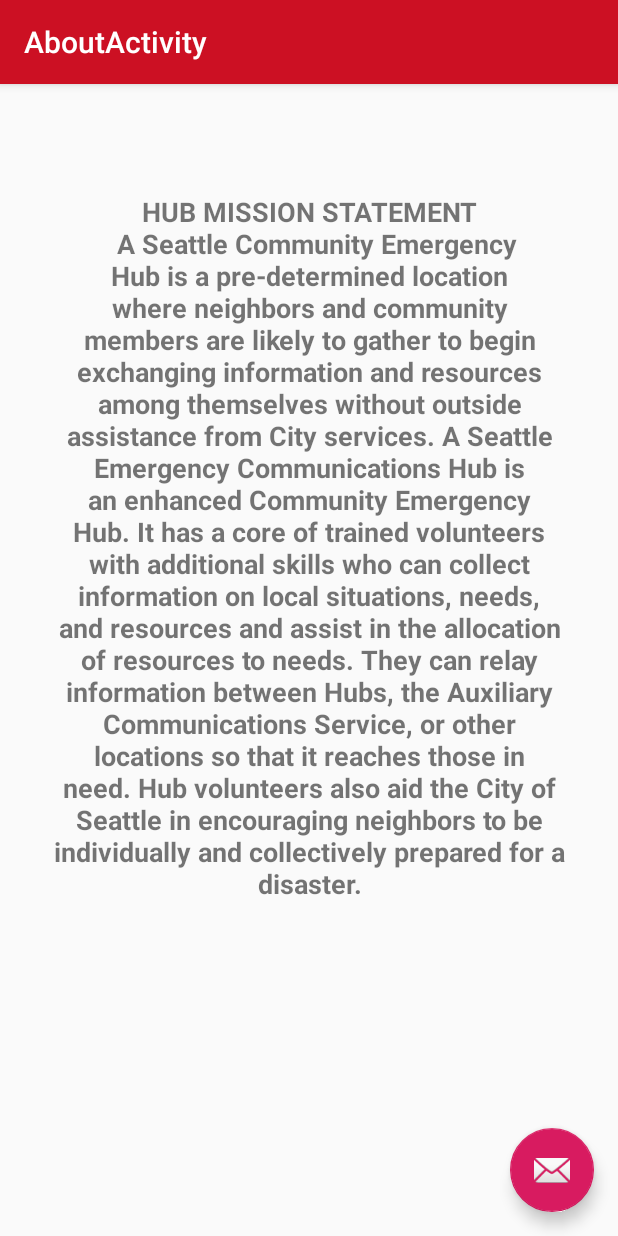
After one commit to jerwest/AD430-Seattle-Emergency-Hubs, an Android app: the AboutActivity screen opened directly, with no data from a screen before it, on a phone screen of 412 x 824 dp. The commit adds this screen. Run offline under Robolectric (Android 15) with nearby library versions, the phone set to English and light mode, and no system bars.

Commit message:
added contact and about page

```diff
--- /dev/null
+++ b/app/src/main/java/com/cap/seattleemergencyhubs/AboutActivity.java
@@ -0,0 +1,27 @@
+package com.cap.seattleemergencyhubs;
+
+import android.os.Bundle;
+
+import com.google.android.material.floatingactionbutton.FloatingActionButton;
+import com.google.android.material.snackbar.Snackbar;
+
+import androidx.appcompat.app.AppCompatActivity;
+import androidx.appcompat.widget.Toolbar;
+
+import android.view.View;
+
+public class AboutActivity extends AppCompatActivity {
+
+    @Override
+    protected void onCreate(Bundle savedInstanceState) {
+        super.onCreate(savedInstanceState);
+        setContentView(R.layout.activity_abouts);
+        Toolbar toolbar = findViewById(R.id.toolbar);
+        setSupportActionBar(toolbar);
+
+        // About
+
+
+    }
+
+}
--- /dev/null
+++ b/app/src/main/res/layout/activity_abouts.xml
@@ -0,0 +1,35 @@
+<?xml version="1.0" encoding="utf-8"?>
+<androidx.coordinatorlayout.widget.CoordinatorLayout xmlns:android="http://schemas.android.com/apk/res/android"
+    xmlns:app="http://schemas.android.com/apk/res-auto"
+    xmlns:tools="http://schemas.android.com/tools"
+    android:layout_width="match_parent"
+    android:layout_height="match_parent"
+    tools:context=".AboutsActivity">
+
+    <com.google.android.material.appbar.AppBarLayout
+        android:layout_width="match_parent"
+        android:layout_height="wrap_content"
+
+        android:theme="@style/AppTheme.AppBarOverlay">
+
+        <androidx.appcompat.widget.Toolbar
+            android:id="@+id/toolbar"
+            android:layout_width="match_parent"
+            android:layout_height="?attr/actionBarSize"
+            android:background="?attr/colorPrimary"
+            app:popupTheme="@style/AppTheme.PopupOverlay" />
+
+
+    </com.google.android.material.appbar.AppBarLayout>
+
+    <include layout="@layout/content_abouts" />
+
+    <com.google.android.material.floatingactionbutton.FloatingActionButton
+        android:id="@+id/fab"
+        android:layout_width="wrap_content"
+        android:layout_height="wrap_content"
+        android:layout_gravity="bottom|end"
+        android:layout_margin="@dimen/fab_margin"
+        app:srcCompat="@android:drawable/ic_dialog_email" />
+
+</androidx.coordinatorlayout.widget.CoordinatorLayout>
--- /dev/null
+++ b/app/src/main/res/layout/content_abouts.xml
@@ -0,0 +1,29 @@
+<?xml version="1.0" encoding="utf-8"?>
+<androidx.constraintlayout.widget.ConstraintLayout xmlns:android="http://schemas.android.com/apk/res/android"
+    xmlns:app="http://schemas.android.com/apk/res-auto"
+    xmlns:tools="http://schemas.android.com/tools"
+    android:layout_width="match_parent"
+    android:layout_height="match_parent"
+    app:layout_behavior="@string/appbar_scrolling_view_behavior"
+    tools:context=".AboutsActivity"
+    tools:showIn="@layout/activity_abouts">
+
+    <TextView
+        android:id="@+id/textView2"
+        android:layout_width="344dp"
+        android:layout_height="586dp"
+        android:layout_marginStart="74dp"
+        android:layout_marginTop="16dp"
+        android:layout_marginEnd="74dp"
+        android:gravity="center"
+        android:text="HUB MISSION STATEMENT\n
+
+A Seattle Community Emergency Hub is a pre-determined location where neighbors and community members are likely to gather to begin exchanging information and resources among themselves without outside assistance from City services.
+A Seattle Emergency Communications Hub is an enhanced Community Emergency Hub. It has a core of trained volunteers with additional skills who can collect information on local situations, needs, and resources and assist in the allocation of resources to needs. They can relay information between Hubs, the Auxiliary Communications Service, or other locations so that it reaches those in need. Hub volunteers also aid the City of Seattle in encouraging neighbors to be individually and collectively prepared for a disaster."
+
+        android:textSize="18dp"
+        android:textStyle="bold"
+        app:layout_constraintEnd_toEndOf="parent"
+        app:layout_constraintStart_toStartOf="parent"
+        app:layout_constraintTop_toTopOf="parent" />
+</androidx.constraintlayout.widget.ConstraintLayout>
--- a/app/src/main/res/values/strings.xml
+++ b/app/src/main/res/values/strings.xml
@@ -17,4 +17,5 @@
     <string name="title_activity_resourses">Seattle Emergency Hubs</string>
     <string name="title_activity_view">ViewActivity</string>
     <string name="title_activity_resourse">ResourseActivity</string>
+    <string name="title_activity_abouts">AboutActivity</string>
 </resources>
```
Also changed, not shown: app/src/main/AndroidManifest.xml (+10 -1 lines), app/src/main/java/com/cap/seattleemergencyhubs/ContactActivity.java (added, +50 -0 lines), app/src/main/java/com/cap/seattleemergencyhubs/MainActivity.java (+10 -20 lines), app/src/main/res/layout/activity_about.xml (added, +33 -0 lines), app/src/main/res/layout/activity_contact.xml (added, +33 -0 lines), app/src/main/res/layout/content_about.xml (added, +11 -0 lines), app/src/main/res/layout/content_contact.xml (added, +43 -0 lines).
